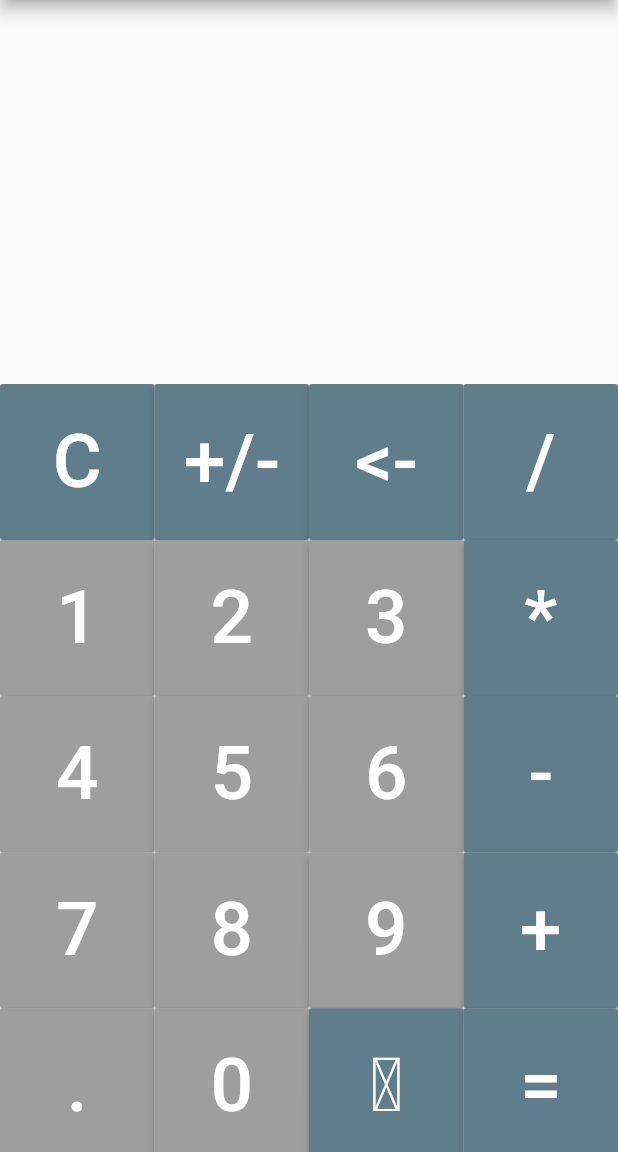
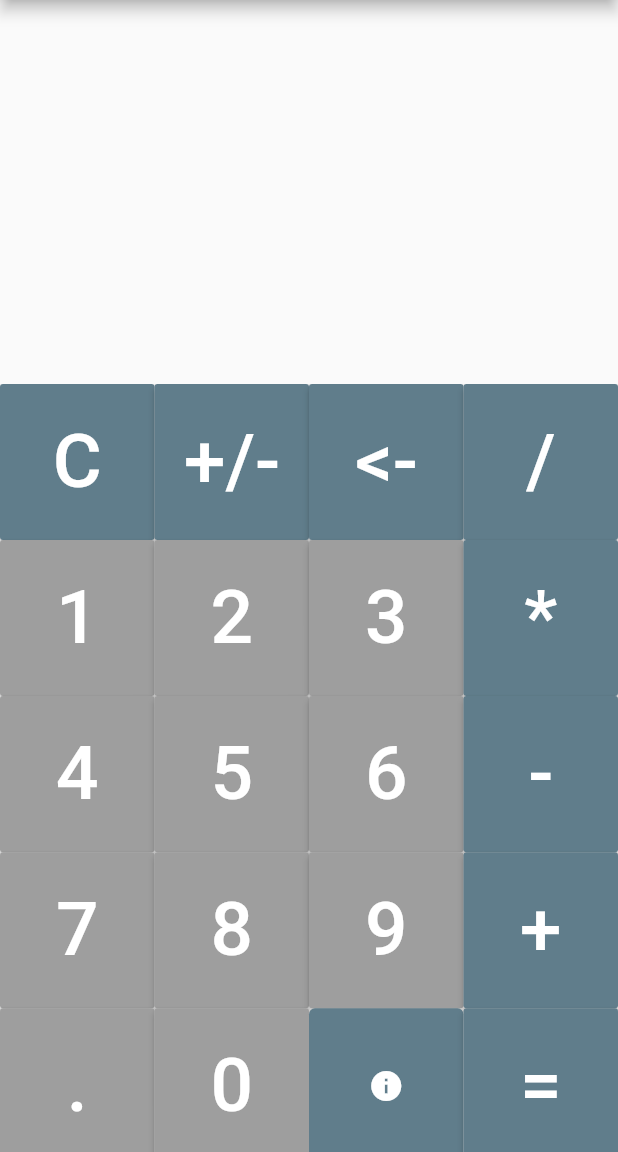
Before and after one commit to skizpow7/dart_calculator, a Flutter app: the screen it shows after launch, on a phone screen of 412 x 824 dp, the part 84-1236 px from its top. Run offline on Flutter 3.47's test engine with Material 2 defaults, Android fonts, the light colour scheme and no system bars; our stand-ins replace auto_size_text; missing offline and left inert: function_tree.

Commit message:
Fixed info icon.

```diff
--- a/lib/main.dart
+++ b/lib/main.dart
@@ -193,17 +193,20 @@ class _CalculatorHomePageState extends State<CalculatorHomePage> {
                         },
                       );
                     } else if (index == 18) {
-                      return NumberButton(
-                          //equals button
-                          color: operandColor,
-                          text: String.fromCharCodes(Runes('\u{01F6C8}')),
+                      return TextButton(
                           onPressed: () {
                             showAboutDialog(
                                 context: context,
                                 applicationName:
                                     "Andrew Maag's Attempt at a\nFlutter Calculator",
                                 applicationVersion: "version: 0.1");
-                          });
+                          },
+                          style: TextButton.styleFrom(
+                              backgroundColor: operandColor),
+                          child: Icon(
+                            Icons.info,
+                            color: Colors.white,
+                          ));
                     } else if (index == 19) {
                       return NumberButton(
                           //equals button
@@ -393,17 +396,20 @@ class _CalculatorHomePageState extends State<CalculatorHomePage> {
                         },
                       );
                     } else if (index == 28) {
-                      return ScienceButton(
-                          //equals button
-                          color: operandColor,
-                          text: String.fromCharCodes(Runes('\u{01F6C8}')),
+                      return TextButton(
                           onPressed: () {
                             showAboutDialog(
                                 context: context,
                                 applicationName:
                                     "Andrew Maag's Attempt at a\nFlutter Calculator",
                                 applicationVersion: "version: 0.1");
-                          });
+                          },
+                          style: TextButton.styleFrom(
+                              backgroundColor: operandColor),
+                          child: Icon(
+                            Icons.info,
+                            color: Colors.white,
+                          ));
                     } else if (index == 29) {
                       return ScienceButton(
                           //equals button
```
Also changed, not shown: lib/widgets.dart (+6 -10 lines).
